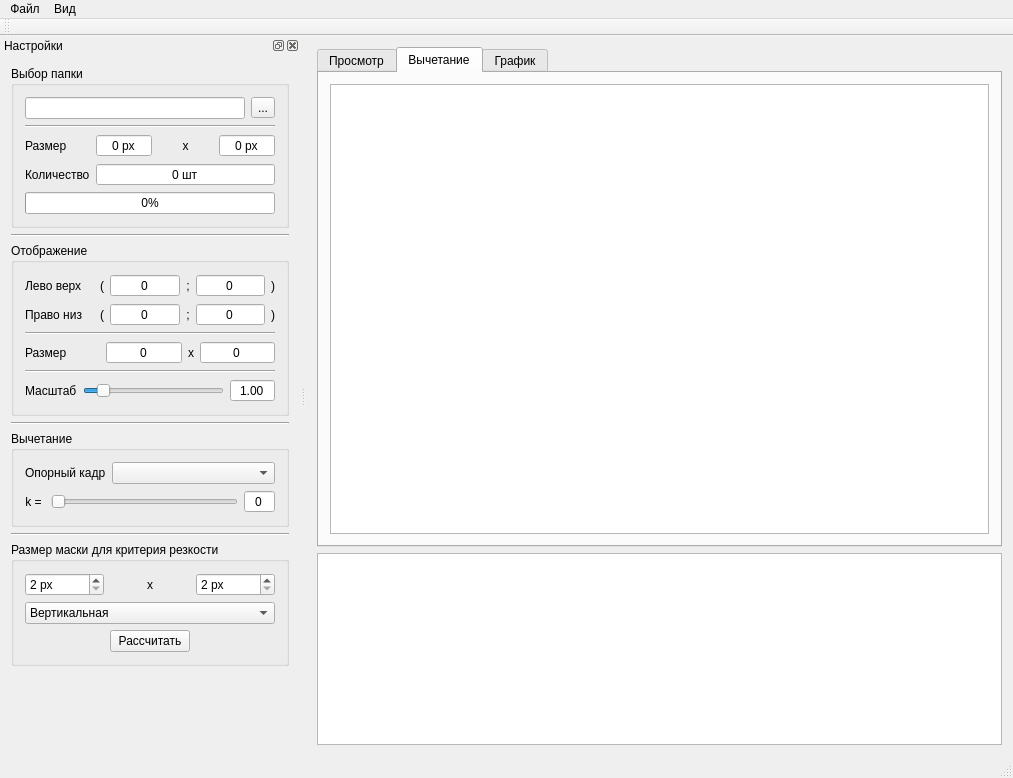
Before: the Qt Designer form mainwindow.ui in gurmaaan/SharpnessSort, drawn with Qt 5.
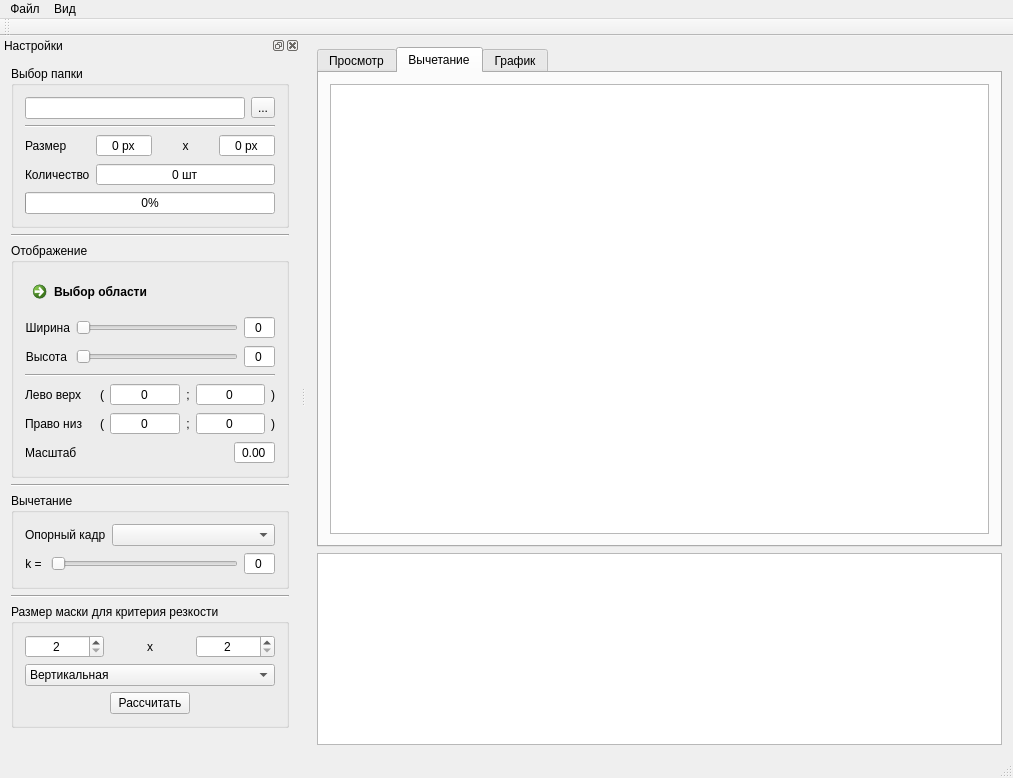
After: the same form once the commit is applied. The open tabs and pages were chosen to show the change. Icons and pictures are not drawn. Custom widgets are drawn as their Qt base class.

Commit message: 1. Удален за ненадобностью класс своей графической сцены, зато добавлен свой графический айтем, который можно двигать мышкой. 2. УИ переделано для помещения рамки выбора просматриваемой рабочей области

Patch:
```diff
--- a/mainwindow.ui
+++ b/mainwindow.ui
@@ -147,7 +147,7 @@
    <property name="minimumSize">
     <size>
      <width>300</width>
-     <height>594</height>
+     <height>658</height>
     </size>
    </property>
    <property name="windowTitle">
@@ -303,6 +303,120 @@
         <string>Отображение</string>
        </property>
        <layout class="QVBoxLayout" name="verticalLayout_2">
+        <item>
+         <widget class="QCommandLinkButton" name="areaSetup_btn">
+          <property name="text">
+           <string>Выбор области</string>
+          </property>
+          <property name="icon">
+           <iconset resource="sources.qrc">
+            <normaloff>:/icons/changeFragment_ic.png</normaloff>:/icons/changeFragment_ic.png</iconset>
+          </property>
+          <property name="checkable">
+           <bool>true</bool>
+          </property>
+          <property name="checked">
+           <bool>false</bool>
+          </property>
+         </widget>
+        </item>
+        <item>
+         <layout class="QFormLayout" name="formLayout">
+          <item row="0" column="0">
+           <widget class="QLabel" name="areaW_lbl">
+            <property name="text">
+             <string>Ширина</string>
+            </property>
+            <property name="alignment">
+             <set>Qt::AlignRight|Qt::AlignTrailing|Qt::AlignVCenter</set>
+            </property>
+            <property name="buddy">
+             <cstring>areaW_sldr</cstring>
+            </property>
+           </widget>
+          </item>
+          <item row="0" column="1">
+           <layout class="QHBoxLayout" name="horizontalLayout_2">
+            <item>
+             <widget class="QSlider" name="areaW_sldr">
+              <property name="maximum">
+               <number>127</number>
+              </property>
+              <property name="orientation">
+               <enum>Qt::Horizontal</enum>
+              </property>
+             </widget>
+            </item>
+            <item>
+             <widget class="QSpinBox" name="areaW_sb">
+              <property name="alignment">
+               <set>Qt::AlignCenter</set>
+              </property>
+              <property name="readOnly">
+               <bool>true</bool>
+              </property>
+              <property name="buttonSymbols">
+               <enum>QAbstractSpinBox::NoButtons</enum>
+              </property>
+              <property name="maximum">
+               <number>127</number>
+              </property>
+             </widget>
+            </item>
+           </layout>
+          </item>
+          <item row="1" column="0">
+           <widget class="QLabel" name="areaH_lbl">
+            <property name="text">
+             <string>Высота</string>
+            </property>
+            <property name="alignment">
+             <set>Qt::AlignRight|Qt::AlignTrailing|Qt::AlignVCenter</set>
+            </property>
+            <property name="buddy">
+             <cstring>areaH_sldr</cstring>
+            </property>
+           </widget>
+          </item>
+          <item row="1" column="1">
+           <layout class="QHBoxLayout" name="horizontalLayout">
+            <item>
+             <widget class="QSlider" name="areaH_sldr">
+              <property name="maximum">
+               <number>127</number>
+              </property>
+              <property name="orientation">
+               <enum>Qt::Horizontal</enum>
+              </property>
+             </widget>
+            </item>
+            <item>
+             <widget class="QSpinBox" name="areaH_sb">
+              <property name="alignment">
+               <set>Qt::AlignCenter</set>
+              </property>
+              <property name="readOnly">
+               <bool>true</bool>
+              </property>
+              <property name="buttonSymbols">
+               <enum>QAbstractSpinBox::NoButtons</enum>
+              </property>
+              <property name="maximum">
+               <number>127</number>
+              </property>
+             </widget>
+            </item>
+           </layout>
+          </item>
+         </layout>
+        </item>
+        <item>
+         <widget class="Line" name="viewGB_line">
+          <property name="orientation">
+           <enum>Qt::Horizontal</enum>
+          </property>
+         </widget>
+        </item>
         <item>
          <layout class="QHBoxLayout" name="tl_H_lyt">
           <item>
@@ -545,106 +659,6 @@
           </item>
          </layout>
         </item>
-        <item>
-         <widget class="Line" name="viewTopLine">
-          <property name="orientation">
-           <enum>Qt::Horizontal</enum>
-          </property>
-         </widget>
-        </item>
-        <item>
-         <layout class="QHBoxLayout" name="viewSize_H_lyt">
-          <item>
-           <widget class="QLabel" name="viewSize_lbl">
-            <property name="sizePolicy">
-             <sizepolicy hsizetype="Minimum" vsizetype="Preferred">
-              <horstretch>0</horstretch>
-              <verstretch>0</verstretch>
-             </sizepolicy>
-            </property>
-            <property name="text">
-             <string>Размер</string>
-            </property>
-            <property name="buddy">
-             <cstring>tlx_sb</cstring>
-            </property>
-           </widget>
-          </item>
-          <item>
-           <widget class="QSpinBox" name="viewSizeW_sb">
-            <property name="minimumSize">
-             <size>
-              <width>60</width>
-              <height>0</height>
-             </size>
-            </property>
-            <property name="alignment">
-             <set>Qt::AlignCenter</set>
-            </property>
-            <property name="readOnly">
-             <bool>true</bool>
-            </property>
-            <property name="buttonSymbols">
-             <enum>QAbstractSpinBox::NoButtons</enum>
-            </property>
-            <property name="suffix">
-             <string/>
-            </property>
-            <property name="prefix">
-             <string/>
-            </property>
-           </widget>
-          </item>
-          <item>
-           <widget class="QLabel" name="viewSize_x_lbl">
-            <property name="sizePolicy">
-             <sizepolicy hsizetype="Maximum" vsizetype="Preferred">
-              <horstretch>0</horstretch>
-              <verstretch>0</verstretch>
-             </sizepolicy>
-            </property>
-            <property name="text">
-             <string>x</string>
-            </property>
-            <property name="alignment">
-             <set>Qt::AlignCenter</set>
-            </property>
-            <property name="buddy">
-             <cstring>tly_sb</cstring>
-            </property>
-           </widget>
-          </item>
-          <item>
-           <widget class="QSpinBox" name="viewSizeH_sb">
-            <property name="minimumSize">
-             <size>
-              <width>60</width>
-              <height>0</height>
-             </size>
-            </property>
-            <property name="alignment">
-             <set>Qt::AlignCenter</set>
-            </property>
-            <property name="readOnly">
-             <bool>true</bool>
-            </property>
-            <property name="buttonSymbols">
-             <enum>QAbstractSpinBox::NoButtons</enum>
-            </property>
-            <property name="suffix">
-             <string/>
-            </property>
-           </widget>
-          </item>
-         </layout>
-        </item>
-        <item>
-         <widget class="Line" name="viewBottomLine">
-          <property name="orientation">
-           <enum>Qt::Horizontal</enum>
-          </property>
-         </widget>
-        </item>
         <item>
          <layout class="QHBoxLayout" name="scale_H_lyt">
           <item>
@@ -658,20 +672,17 @@
            </widget>
           </item>
           <item>
-           <widget class="QSlider" name="scale_sldr">
-            <property name="minimum">
-             <number>0</number>
-            </property>
-            <property name="maximum">
-             <number>100</number>
-            </property>
-            <property name="value">
-             <number>10</number>
-            </property>
+           <spacer name="scale_spcr">
             <property name="orientation">
              <enum>Qt::Horizontal</enum>
             </property>
-           </widget>
+            <property name="sizeHint" stdset="0">
+             <size>
+              <width>40</width>
+              <height>20</height>
+             </size>
+            </property>
+           </spacer>
           </item>
           <item>
            <widget class="QDoubleSpinBox" name="scale_sb">
@@ -684,15 +695,6 @@
             <property name="buttonSymbols">
              <enum>QAbstractSpinBox::NoButtons</enum>
             </property>
-            <property name="minimum">
-             <double>-10.000000000000000</double>
-            </property>
-            <property name="maximum">
-             <double>10.000000000000000</double>
-            </property>
-            <property name="value">
-             <double>1.000000000000000</double>
-            </property>
            </widget>
           </item>
          </layout>
@@ -799,8 +801,11 @@
          <layout class="QHBoxLayout" name="sharpMask_H_lyt">
           <item>
            <widget class="QSpinBox" name="sharpMask_width_sb">
+            <property name="alignment">
+             <set>Qt::AlignCenter</set>
+            </property>
             <property name="suffix">
-             <string> px</string>
+             <string/>
             </property>
             <property name="minimum">
              <number>2</number>
@@ -825,8 +830,11 @@
           </item>
           <item>
            <widget class="QSpinBox" name="sharpMask_height_sb">
+            <property name="alignment">
+             <set>Qt::AlignCenter</set>
+            </property>
             <property name="suffix">
-             <string> px</string>
+             <string/>
             </property>
             <property name="minimum">
              <number>2</number>
```
Left out of the diff: 92 changed lines with no effect on the pictures. The commit also changes 8 other files.
